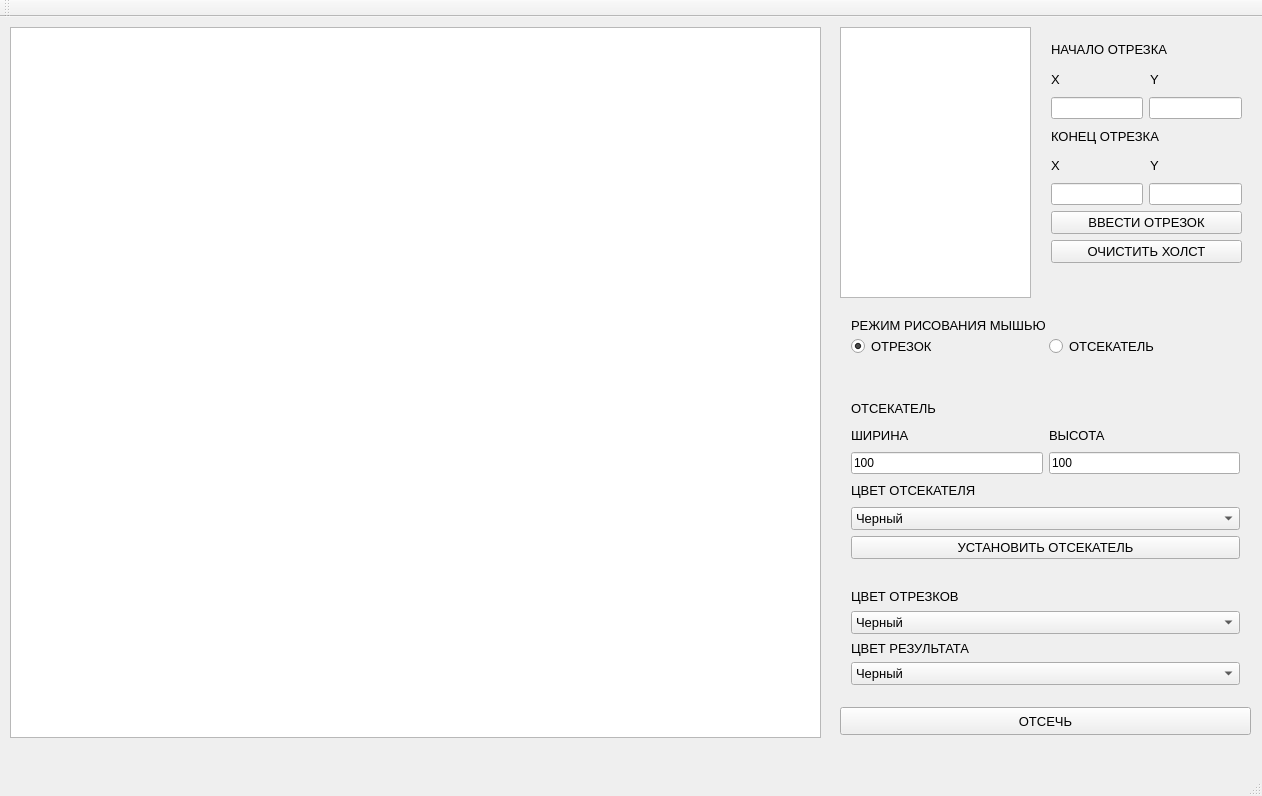
First picture: the form in ksupol/lab_07/mainwindow.ui, repository SGCube/IU7-Computer-Graphics, before the edit.
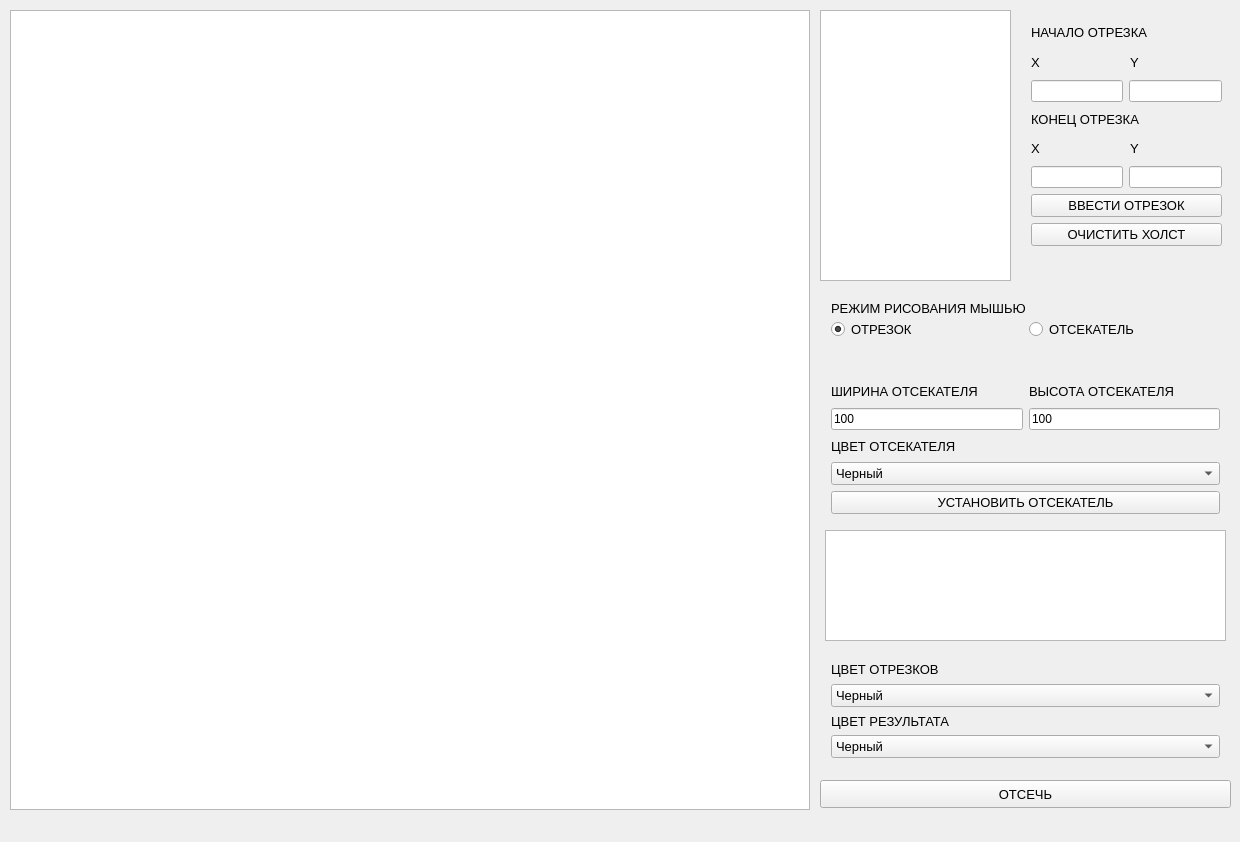
Second picture: the form after the edit.

Diff of the .ui file:
```diff
--- a/ksupol/lab_07/mainwindow.ui
+++ b/ksupol/lab_07/mainwindow.ui
@@ -6,8 +6,8 @@
    <rect>
     <x>0</x>
     <y>0</y>
-    <width>1262</width>
-    <height>796</height>
+    <width>1240</width>
+    <height>842</height>
    </rect>
   </property>
   <property name="windowTitle">
@@ -19,8 +19,8 @@
      <rect>
       <x>10</x>
       <y>10</y>
-      <width>811</width>
-      <height>711</height>
+      <width>800</width>
+      <height>800</height>
      </rect>
     </property>
     <property name="verticalScrollBarPolicy">
@@ -33,7 +33,7 @@
    <widget class="QTableWidget" name="table">
     <property name="geometry">
      <rect>
-      <x>840</x>
+      <x>820</x>
       <y>10</y>
       <width>191</width>
       <height>271</height>
@@ -43,7 +43,7 @@
    <widget class="QWidget" name="layoutWidget">
     <property name="geometry">
      <rect>
-      <x>1040</x>
+      <x>1020</x>
       <y>10</y>
       <width>213</width>
       <height>247</height>
@@ -179,7 +179,7 @@
    <widget class="QWidget" name="layoutWidget">
     <property name="geometry">
      <rect>
-      <x>840</x>
+      <x>820</x>
       <y>290</y>
       <width>411</width>
       <height>57</height>
@@ -234,25 +234,13 @@
    <widget class="QWidget" name="layoutWidget">
     <property name="geometry">
      <rect>
-      <x>840</x>
+      <x>820</x>
       <y>370</y>
       <width>411</width>
-      <height>183</height>
+      <height>155</height>
      </rect>
     </property>
     <layout class="QVBoxLayout" name="verticalLayout_2">
-     <item>
-      <widget class="QLabel" name="label_7">
-       <property name="font">
-        <font>
-         <pointsize>10</pointsize>
-        </font>
-       </property>
-       <property name="text">
-        <string>ОТСЕКАТЕЛЬ</string>
-       </property>
-      </widget>
-     </item>
      <item>
       <layout class="QHBoxLayout" name="horizontalLayout_5">
        <item>
@@ -263,7 +251,7 @@
           </font>
          </property>
          <property name="text">
-          <string>ШИРИНА</string>
+          <string>ШИРИНА ОТСЕКАТЕЛЯ</string>
          </property>
         </widget>
        </item>
@@ -275,7 +263,7 @@
           </font>
          </property>
          <property name="text">
-          <string>ВЫСОТА</string>
+          <string>ВЫСОТА ОТСЕКАТЕЛЯ</string>
          </property>
         </widget>
        </item>
@@ -377,8 +365,8 @@
    <widget class="QPushButton" name="pushButton_3">
     <property name="geometry">
      <rect>
-      <x>840</x>
-      <y>690</y>
+      <x>820</x>
+      <y>780</y>
       <width>411</width>
       <height>28</height>
      </rect>
@@ -392,11 +380,11 @@
      <string>ОТСЕЧЬ</string>
     </property>
    </widget>
-   <widget class="QWidget" name="">
+   <widget class="QWidget" name="layoutWidget">
     <property name="geometry">
      <rect>
-      <x>840</x>
-      <y>560</y>
+      <x>820</x>
+      <y>650</y>
       <width>411</width>
       <height>119</height>
      </rect>
@@ -526,6 +514,23 @@
      </item>
     </layout>
    </widget>
+   <widget class="QTextBrowser" name="text">
+    <property name="geometry">
+     <rect>
+      <x>825</x>
+      <y>530</y>
+      <width>401</width>
+      <height>111</height>
+     </rect>
+    </property>
+    <property name="html">
+     <string>&lt;!DOCTYPE HTML PUBLIC &quot;-//W3C//DTD HTML 4.0//EN&quot; &quot;http://www.w3.org/TR/REC-html40/strict.dtd&quot;&gt;
+&lt;html&gt;&lt;head&gt;&lt;meta name=&quot;qrichtext&quot; content=&quot;1&quot; /&gt;&lt;style type=&quot;text/css&quot;&gt;
+p, li { white-space: pre-wrap; }
+&lt;/style&gt;&lt;/head&gt;&lt;body style=&quot; font-family:'MS Shell Dlg 2'; font-size:7.8pt; font-weight:400; font-style:normal;&quot;&gt;
+&lt;p style=&quot;-qt-paragraph-type:empty; margin-top:0px; margin-bottom:0px; margin-left:0px; margin-right:0px; -qt-block-indent:0; text-indent:0px;&quot;&gt;&lt;br /&gt;&lt;/p&gt;&lt;/body&gt;&lt;/html&gt;</string>
+    </property>
+   </widget>
   </widget>
   <widget class="QMenuBar" name="menuBar">
    <property name="geometry">
@@ -537,15 +542,6 @@
     </rect>
    </property>
   </widget>
-  <widget class="QToolBar" name="mainToolBar">
-   <attribute name="toolBarArea">
-    <enum>TopToolBarArea</enum>
-   </attribute>
-   <attribute name="toolBarBreak">
-    <bool>false</bool>
-   </attribute>
-  </widget>
-  <widget class="QStatusBar" name="statusBar"/>
  </widget>
  <layoutdefault spacing="6" margin="11"/>
  <resources/>
```
Left out of the diff: 4 changed lines with no effect on the pictures.
